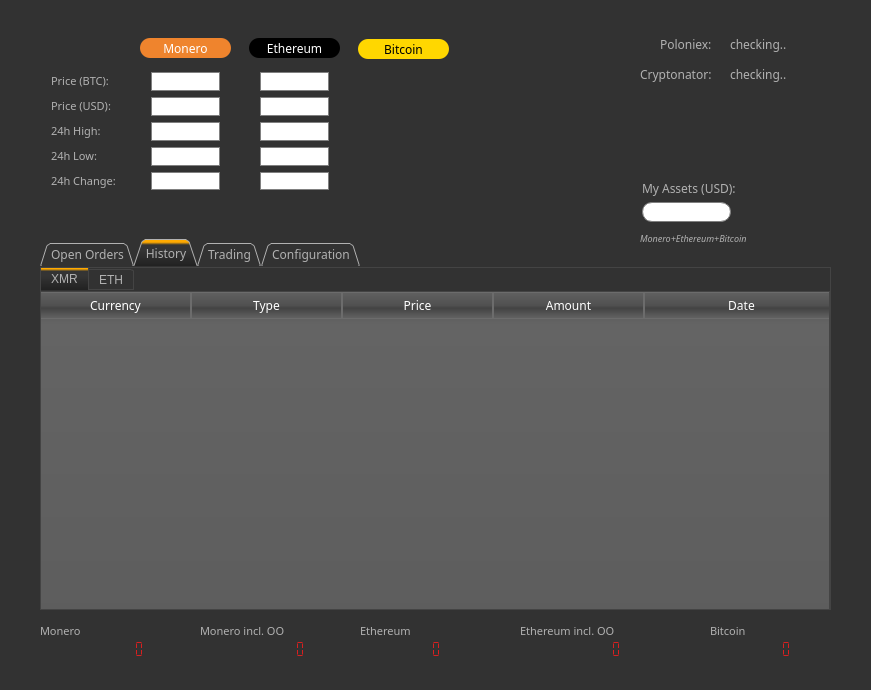
Above: mainwindow.ui from swalecko/PoloniexTradeGUI before the change. Below: the same form after it.
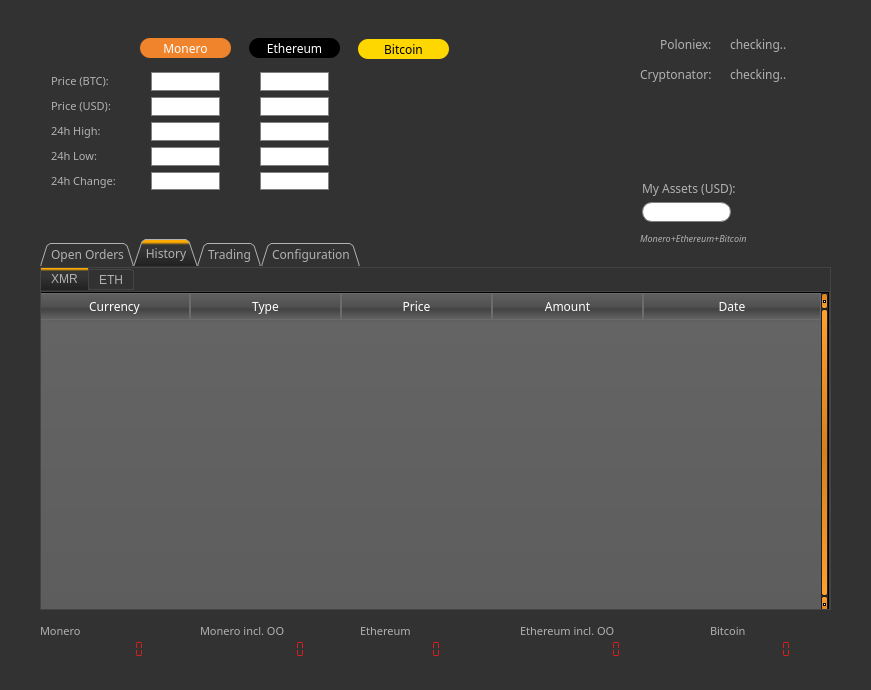
That is the form after the change. The open tabs and pages were chosen to show the change. Icons and pictures are not drawn.

Commit message: Adjusted the OpenOrders and History widget

```diff
--- a/mainwindow.ui
+++ b/mainwindow.ui
@@ -2072,10 +2072,10 @@
        <widget class="QTableWidget" name="HistoryWidgetXMR">
         <property name="geometry">
          <rect>
-          <x>-2</x>
-          <y>-1</y>
-          <width>801</width>
-          <height>333</height>
+          <x>-3</x>
+          <y>0</y>
+          <width>791</width>
+          <height>321</height>
          </rect>
         </property>
         <property name="sizePolicy">
@@ -2118,6 +2118,12 @@
         <property name="lineWidth">
          <number>1</number>
         </property>
+        <property name="verticalScrollBarPolicy">
+         <enum>Qt::ScrollBarAlwaysOn</enum>
+        </property>
+        <property name="sizeAdjustPolicy">
+         <enum>QAbstractScrollArea::AdjustToContents</enum>
+        </property>
         <property name="showGrid">
          <bool>true</bool>
         </property>
```
Left out of the diff: 46 changed lines with no effect on the pictures. The commit also changes 1 other file.
